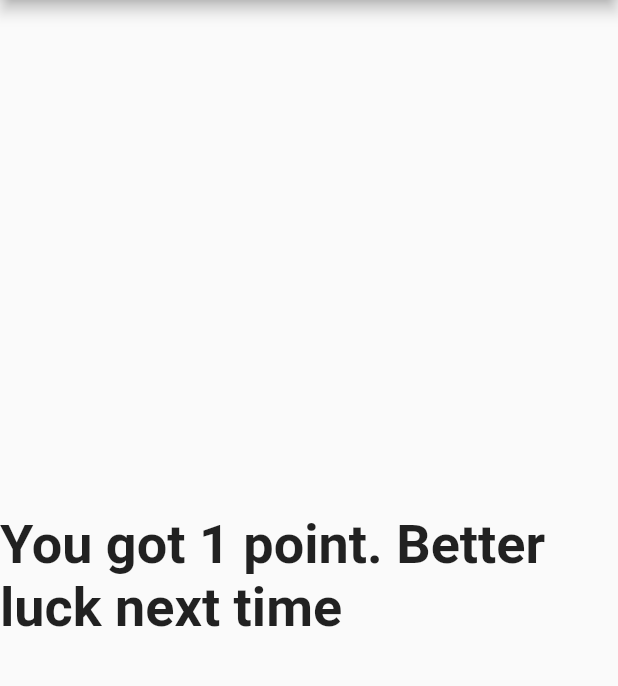
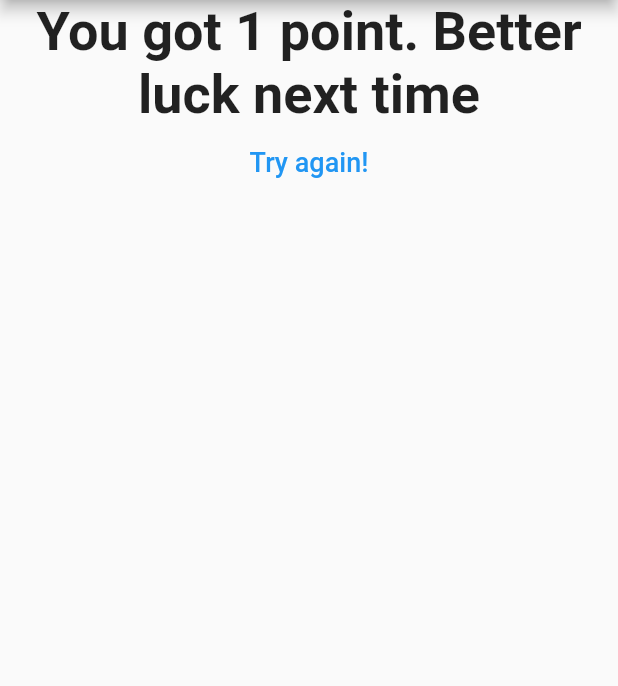
Before and after one commit to patricklec/quiz_app, a Flutter app: the screen it shows after launch, after a tap on "50m", after a tap on "Germany, France, Italy", after a tap on "Fear of sarcasm", on a phone screen of 412 x 824 dp, the part 84-770 px from its top. Run offline on Flutter 3.47's test engine with Material 2 defaults, Android fonts, the phone set to English and light mode, and no system bars.

Commit message:
Quiz can now be restarted after result screen is shown

```diff
--- a/quiz_app/lib/main.dart
+++ b/quiz_app/lib/main.dart
@@ -2,7 +2,6 @@
 
 import "package:flutter/material.dart";
 
-import "./answer.dart";
 import "./quiz.dart";
 import 'result.dart';
 
@@ -52,6 +51,13 @@ class _MyAppState extends State<MyApp> {
   var _questionIndex = 0;
   var _total_score = 0;
 
+  void _restartQuiz() {
+    setState(() {
+      _questionIndex = 0;
+      _total_score = 0;
+    });
+  }
+
   void _answerQuestion(bool correct) {
     if (correct == true) {
       _total_score += 1;
@@ -75,7 +81,7 @@ class _MyAppState extends State<MyApp> {
                 questions: _questions,
                 questionIndex: _questionIndex,
               )
-            : Result(_total_score, _questions.length),
+            : Result(_total_score, _questions.length, _restartQuiz),
       ),
     );
   }
--- a/quiz_app/lib/result.dart
+++ b/quiz_app/lib/result.dart
@@ -1,10 +1,13 @@
+// ignore_for_file: deprecated_member_use
+
 import "package:flutter/material.dart";
 
 class Result extends StatelessWidget {
   final int resultScore;
-  var max_score;
+  final max_score;
+  final VoidCallback restart;
 
-  Result(this.resultScore, this.max_score);
+  Result(this.resultScore, this.max_score, this.restart);
 
   String get resultPhrase {
     var resultText = "You did it!";
@@ -24,9 +27,19 @@ class Result extends StatelessWidget {
   @override
   Widget build(BuildContext context) {
     return Center(
-      child: Text(
-        resultPhrase,
-        style: TextStyle(fontSize: 36, fontWeight: FontWeight.bold),
+      child: Column(
+        children: [
+          Text(
+            resultPhrase,
+            style: TextStyle(fontSize: 36, fontWeight: FontWeight.bold),
+            textAlign: TextAlign.center,
+          ),
+          FlatButton(
+            onPressed: restart,
+            child: Text("Try again!", style: TextStyle(fontSize: 18)),
+            textColor: Colors.blue,
+          )
+        ],
       ),
     );
   }
```
